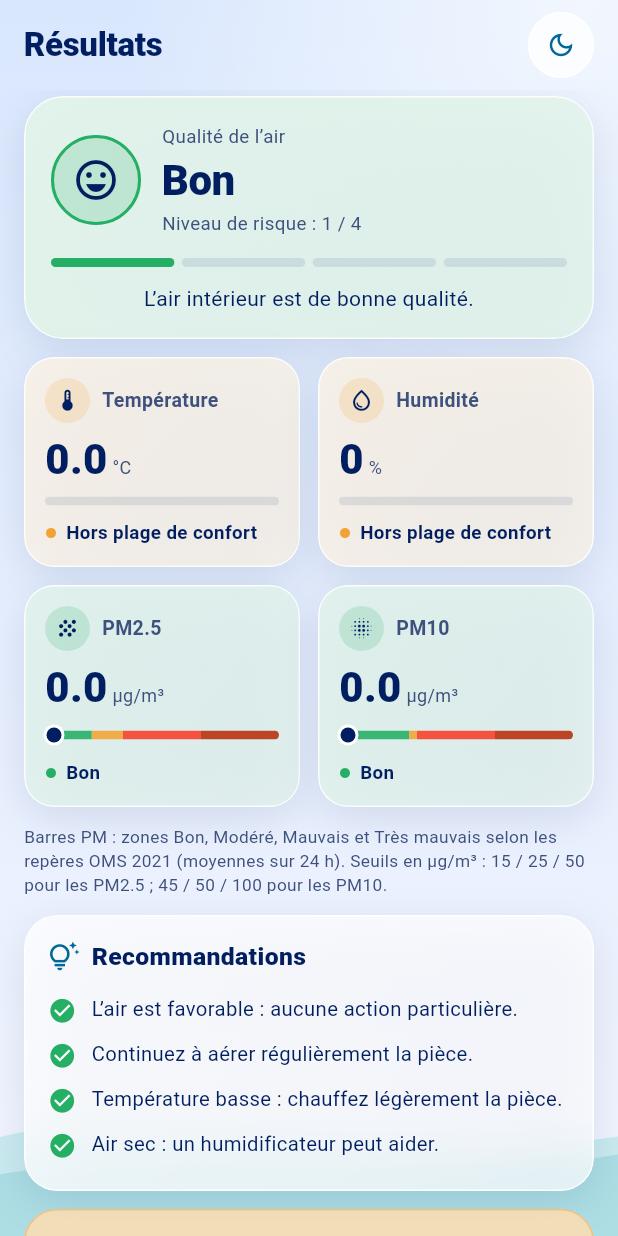
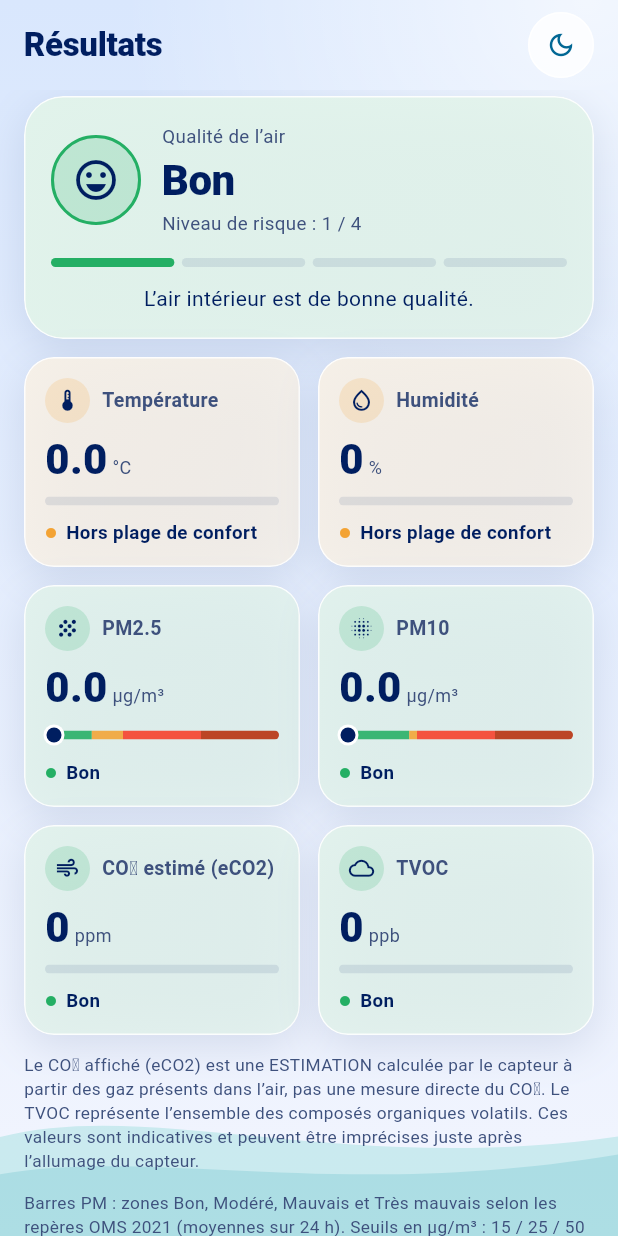
Before and after one commit to imane-chaouqi/air-quality-app, a Flutter app: the ResultScreen screen opened directly with empty values, on a phone screen of 412 x 824 dp. Run offline on Flutter 3.47's test engine with Material 3 defaults, Android fonts, the phone set to English and light mode, and no system bars; our stand-ins replace shared_preferences; accounts and stored records are empty.

Commit message:
Finalize application development

```diff
--- a/lib/models/sensor_model.dart
+++ b/lib/models/sensor_model.dart
@@ -51,10 +51,29 @@ class AirQualityReferences {
   static const double pm10Interim4 = 50;
   static const double pm25Interim2 = 50;
   static const double pm10Interim2 = 100;
+  // Valeurs ANNUELLES OMS 2021 : limite de la zone « bon » pour les profils sensibles.
+  static const double pm25Annual = 5;
+  static const double pm10Annual = 15;
 
   // Plages de confort INDICATIVES propres à l'application (pas des valeurs OMS).
   static const double tempMin = 18, tempMax = 27;
   static const double humMin = 30, humMax = 60;
+
+  // CO2 estimé (eCO2, ppm) : repères de l'agence allemande de l'environnement
+  // (< 1000 : bon ; 1000 à 2000 : modéré ; > 2000 : mauvais). Valeurs indicatives.
+  static const double eco2Good = 1000;
+  static const double eco2Moderate = 2000;
+
+  // TVOC (ppb) : repères provisoires, à confirmer dans la fiche technique du capteur.
+  static const double tvocGood = 220;
+  static const double tvocModerate = 660;
+  static const double tvocPoor = 2200;
+
+  static const String gasDisclaimer =
+      'Le CO₂ affiché (eCO2) est une ESTIMATION calculée par le capteur à partir '
+      'des gaz présents dans l’air, pas une mesure directe du CO₂. Le TVOC '
+      'représente l’ensemble des composés organiques volatils. Ces valeurs sont '
+      'indicatives et peuvent être imprécises juste après l’allumage du capteur.';
 
   static const String disclaimer =
       'Les valeurs de référence OMS 2021 citées sont des moyennes sur 24 heures, '
@@ -72,12 +91,16 @@ class SensorReading {
     required this.pm10,
     required this.timestamp,
     required this.isSimulated,
+    this.tvoc,
+    this.eco2,
   });
 
-  final double temperature; // °C (DHT22)
-  final double humidity; // % (DHT22)
+  final double temperature; // °C (AHT)
+  final double humidity; // % (AHT)
   final double pm25; // µg/m³ (PMS5003)
   final double pm10; // µg/m³ (PMS5003)
+  final double? tvoc; // ppb (ENS160), null si non reçu
+  final double? eco2; // ppm, CO2 estimé (ENS160), null si non reçu
   final DateTime timestamp;
 
   /// true = valeur fictive générée par le mode simulation.
@@ -94,24 +117,38 @@ class SensorInfo {
   static const pms5003 =
       SensorInfo('PMS5003', 'Particules fines PM2.5 et PM10', Icons.grain);
   static const dht22 =
-      SensorInfo('DHT22', 'Température et humidité', Icons.thermostat);
+      SensorInfo('AHT', 'Température et humidité', Icons.thermostat);
+  static const ens160 = SensorInfo('ENS160',
+      'CO₂ estimé (eCO2) et composés organiques volatils (TVOC)', Icons.air);
 }
 
 /// Résultat de l'évaluation d'une mesure.
 class AirQualityAssessment {
   const AirQualityAssessment._({
     required this.level,
+    required this.pmLevel,
     required this.pm25Level,
     required this.pm10Level,
+    required this.eco2Level,
+    required this.tvocLevel,
     required this.temperatureOk,
     required this.humidityOk,
     required this.recommendations,
     required this.exposureAdvice,
   });
 
+  /// Niveau global affiché à l'utilisateur.
   final AirQualityLevel level;
+
+  /// Niveau dû uniquement aux particules.
+  final AirQualityLevel pmLevel;
   final AirQualityLevel pm25Level;
   final AirQualityLevel pm10Level;
+
+  /// Niveaux liés aux gaz (null si la mesure n'est pas disponible).
+  final AirQualityLevel? eco2Level;
+  final AirQualityLevel? tvocLevel;
+
   final bool temperatureOk;
   final bool humidityOk;
   final List<String> recommendations;
@@ -120,12 +157,36 @@ class AirQualityAssessment {
   /// d'établir une durée d'exposition médicalement sûre).
   final String exposureAdvice;
 
+  /// true si les gaz (eCO2 / TVOC) ont relevé le niveau global.
+  bool get gasRaisedLevel => level.index > pmLevel.index;
+
   static AirQualityLevel _levelFor(double v, double g, double i4, double i2) {
     if (v <= g) return AirQualityLevel.good;
     if (v <= i4) return AirQualityLevel.moderate;
     if (v <= i2) return AirQualityLevel.poor;
     return AirQualityLevel.veryPoor;
   }
+
+  static AirQualityLevel _levelForEco2(double v) {
+    if (v <= AirQualityReferences.eco2Good) return AirQualityLevel.good;
+    if (v <= AirQualityReferences.eco2Moderate) return AirQualityLevel.moderate;
+    return AirQualityLevel.poor;
+  }
+
+  static AirQualityLevel _levelForTvoc(double v) {
+    if (v <= AirQualityReferences.tvocGood) return AirQualityLevel.good;
+    if (v <= AirQualityReferences.tvocModerate) return AirQualityLevel.moderate;
+    if (v <= AirQualityReferences.tvocPoor) return AirQualityLevel.poor;
+    return AirQualityLevel.veryPoor;
+  }
+
+  static AirQualityLevel _worst(AirQualityLevel a, AirQualityLevel b) =>
+      a.index >= b.index ? a : b;
+
+  /// Les gaz sont des estimations : ils ne peuvent pas, à eux seuls,
+  /// donner le niveau « très mauvais ».
+  static AirQualityLevel _capAtPoor(AirQualityLevel l) =>
+      l.index > AirQualityLevel.poor.index ? AirQualityLevel.poor : l;
 
   static String _adviceFor(AirQualityLevel level) {
     switch (level) {
@@ -143,12 +204,38 @@ class AirQualityAssessment {
     }
   }
 
-  static AirQualityAssessment evaluate(SensorReading r) {
-    final l25 = _levelFor(r.pm25, AirQualityReferences.pm25Guideline,
-        AirQualityReferences.pm25Interim4, AirQualityReferences.pm25Interim2);
-    final l10 = _levelFor(r.pm10, AirQualityReferences.pm10Guideline,
-        AirQualityReferences.pm10Interim4, AirQualityReferences.pm10Interim2);
-    final level = l25.index >= l10.index ? l25 : l10; // le pire des deux
+  /// [categories] : catégories de l'utilisateur (1 à 4). Si elles sont absentes,
+  /// seuls les particules, la température et l'humidité décident du niveau.
+  /// Catégories 3 et 4 : l'eCO2 peut relever le niveau.
+  /// Catégories 1 et 2 : le TVOC peut relever le niveau.
+  static AirQualityAssessment evaluate(SensorReading r,
+      {List<int>? categories}) {
+    final cats = categories ?? const <int>[];
+    final sensitive = cats.contains(1) || cats.contains(2);
+    final l25 = sensitive
+        ? _levelFor(r.pm25, AirQualityReferences.pm25Annual,
+            AirQualityReferences.pm25Guideline, AirQualityReferences.pm25Interim4)
+        : _levelFor(r.pm25, AirQualityReferences.pm25Guideline,
+            AirQualityReferences.pm25Interim4, AirQualityReferences.pm25Interim2);
+    final l10 = sensitive
+        ? _levelFor(r.pm10, AirQualityReferences.pm10Annual,
+            AirQualityReferences.pm10Guideline, AirQualityReferences.pm10Interim4)
+        : _levelFor(r.pm10, AirQualityReferences.pm10Guideline,
+            AirQualityReferences.pm10Interim4, AirQualityReferences.pm10Interim2);
+    final pmLevel = _worst(l25, l10); // le pire des deux
+
+    final eco2Level = r.eco2 == null ? null : _levelForEco2(r.eco2!);
+    final tvocLevel = r.tvoc == null ? null : _levelForTvoc(r.tvoc!);
+
+
+    var level = pmLevel;
+    if (eco2Level != null && (cats.contains(3) || cats.contains(4))) {
+      level = _worst(level, _capAtPoor(eco2Level));
+    }
+    if (tvocLevel != null && (cats.contains(1) || cats.contains(2))) {
+      level = _worst(level, _capAtPoor(tvocLevel));
+    }
+
     final tOk = r.temperature >= AirQualityReferences.tempMin &&
         r.temperature <= AirQualityReferences.tempMax;
     final hOk = r.humidity >= AirQualityReferences.humMin &&
@@ -176,6 +263,14 @@ class AirQualityAssessment {
         reco.add('En cas de gêne respiratoire, demandez un avis médical.');
         break;
     }
+    if (eco2Level != null && eco2Level.index >= AirQualityLevel.moderate.index) {
+      reco.add('Le CO₂ estimé est élevé : la pièce manque d’air frais. '
+          'Ouvrez une fenêtre quelques minutes.');
+    }
+    if (tvocLevel != null && tvocLevel.index >= AirQualityLevel.moderate.index) {
+      reco.add('Les composés organiques volatils sont élevés : aérez et évitez '
+          'produits ménagers, parfums d’ambiance et aérosols.');
+    }
     if (r.temperature < AirQualityReferences.tempMin) {
       reco.add('Température basse : chauffez légèrement la pièce.');
     } else if (r.temperature > AirQualityReferences.tempMax) {
@@ -189,8 +284,11 @@ class AirQualityAssessment {
 
     return AirQualityAssessment._(
       level: level,
+      pmLevel: pmLevel,
       pm25Level: l25,
       pm10Level: l10,
+      eco2Level: eco2Level,
+      tvocLevel: tvocLevel,
       temperatureOk: tOk,
       humidityOk: hOk,
       recommendations: reco,
--- a/lib/screens/analysis_screen.dart
+++ b/lib/screens/analysis_screen.dart
@@ -24,12 +24,14 @@ class AnalysisScreen extends StatefulWidget {
     this.scenario = SimulationScenario.good,
     this.simulateConnectionError = false,
     this.transport,
+    this.categories,
   });
 
   final bool simulation;
   final SimulationScenario scenario;
   final bool simulateConnectionError;
   final Esp32Transport? transport;
+  final List<int>? categories; // catégories de l'utilisateur (1 à 4)
 
   @override
   State<AnalysisScreen> createState() => _AnalysisScreenState();
@@ -262,7 +264,7 @@ class _AnalysisScreenState extends State<AnalysisScreen> {
             ),
             const SizedBox(height: 8),
             Text(
-              'Acquisition des données du PMS5003 et du DHT22.',
+              'Acquisition des données du PMS5003, de l’AHT et de l’ENS160.',
               textAlign: TextAlign.center,
               style: TextStyle(fontSize: 12.5, color: p.muted),
             ),
@@ -289,6 +291,19 @@ class _AnalysisScreenState extends State<AnalysisScreen> {
         ],
       ),
 
+      SensorStatusTile(
+        info: SensorInfo.ens160,
+        state: _sensorState,
+        provisional: false,
+        metrics: [
+          SensorMetric('CO₂ estimé (eCO2)', _v(r?.eco2, 0), 'ppm'),
+          SensorMetric('TVOC', _v(r?.tvoc, 0), 'ppb'),
+        ],
+      ),
+      if (hasData)
+        Text(AirQualityReferences.gasDisclaimer,
+            style: TextStyle(fontSize: 11.5, color: p.muted, height: 1.35)),
+
       // Bouton d'accès direct à l'analyse complète dès que les mesures sont reçues
       if (hasData)
         CustomButton(
@@ -296,7 +311,7 @@ class _AnalysisScreenState extends State<AnalysisScreen> {
           icon: Icons.analytics_outlined,
           onPressed: () {
             Navigator.of(context).push(
-              MaterialPageRoute(builder: (_) => ResultScreen(reading: r)),
+              MaterialPageRoute(builder: (_) => ResultScreen(reading: r, categories: widget.categories)),
             );
           },
         ),
--- a/lib/screens/profile_analysis_screen.dart
+++ b/lib/screens/profile_analysis_screen.dart
@@ -154,7 +154,7 @@ class ProfileAnalysisScreen extends StatelessWidget {
   List<String> _aides(List<int> categories) {
     final aides = <String>[
       "Elle mesure les particules fines (PM1.0, PM2.5, PM10), la température "
-          "et l'humidité de la pièce.",
+         "et l'humidité de la pièce, et estime le CO₂ et les composés organiques volatils (TVOC).",
     ];
     for (final categorie in categories) {
       if (categorie == 1) {
@@ -288,7 +288,7 @@ class ProfileAnalysisScreen extends StatelessWidget {
                                 );
                               }),
                               const Text(
-                                'Elle ne détecte pas les gaz (CO, CO₂, COV) ni les pollens.',
+                                'Le CO₂ est estimé et non mesuré directement. Elle ne détecte ni le monoxyde de carbone (CO) ni les pollens.',
                                 style: TextStyle(
                                   fontSize: 13,
                                   color: AppColors.texteSecondaire,
@@ -364,7 +364,7 @@ class ProfileAnalysisScreen extends StatelessWidget {
                     onPressed: () {
                       Navigator.push(
                         context,
-                        MaterialPageRoute(builder: (_) => const AnalysisScreen()),
+                        MaterialPageRoute(builder: (_) => AnalysisScreen(categories: categories)),
                       );
                     },
                   ),
--- a/lib/screens/result_screen.dart
+++ b/lib/screens/result_screen.dart
@@ -11,8 +11,9 @@ import '../widgets/simulation_banner.dart';
 
 /// Résultats : mesures, état de l'air, recommandations et conseil d'exposition.
 class ResultScreen extends StatelessWidget {
-  const ResultScreen({super.key, required this.reading});
+  const ResultScreen({super.key, required this.reading, this.categories});
   final SensorReading reading;
+  final List<int>? categories;
 
   String _summary(AirQualityLevel l) {
     switch (l) {
@@ -30,8 +31,10 @@ class ResultScreen extends StatelessWidget {
   @override
   Widget build(BuildContext context) {
     final p = AppPalette.of(context);
-    final a = AirQualityAssessment.evaluate(reading);
+    final a = AirQualityAssessment.evaluate(reading, categories: categories);
     final level = a.level;
+    final sensitive = categories != null &&
+      (categories!.contains(1) || categories!.contains(2));
     final lc = AppColors.level(level);
     const ok = AppColors.good;
     const warn = AppColors.amber;
@@ -132,11 +135,15 @@ class ResultScreen extends StatelessWidget {
           color: AppColors.level(a.pm25Level),
           ratio: reading.pm25 / AirQualityReferences.pm25Interim2,
           numericValue: reading.pm25,
-          thresholds: const GaugeThresholds(
-            AirQualityReferences.pm25Guideline,
-            AirQualityReferences.pm25Interim4,
-            AirQualityReferences.pm25Interim2,
-          ),
+          thresholds: sensitive
+              ? const GaugeThresholds(
+                  AirQualityReferences.pm25Annual,
+                  AirQualityReferences.pm25Guideline,
+                  AirQualityReferences.pm25Interim4)
+              : const GaugeThresholds(
+                  AirQualityReferences.pm25Guideline,
+                  AirQualityReferences.pm25Interim4,
+                  AirQualityReferences.pm25Interim2),
           statusText: a.pm25Level.label,
         ),
         MeasureCard(
@@ -147,14 +154,52 @@ class ResultScreen extends StatelessWidget {
           color: AppColors.level(a.pm10Level),
           ratio: reading.pm10 / AirQualityReferences.pm10Interim2,
           numericValue: reading.pm10,
-          thresholds: const GaugeThresholds(
-            AirQualityReferences.pm10Guideline,
-            AirQualityReferences.pm10Interim4,
-            AirQualityReferences.pm10Interim2,
-          ),
+          thresholds: sensitive
+              ? const GaugeThresholds(
+                  AirQualityReferences.pm10Annual,
+                  AirQualityReferences.pm10Guideline,
+                  AirQualityReferences.pm10Interim4)
+              : const GaugeThresholds(
+                  AirQualityReferences.pm10Guideline,
+                  AirQualityReferences.pm10Interim4,
+                  AirQualityReferences.pm10Interim2),
           statusText: a.pm10Level.label,
         ),
       ),
+
+      if (reading.eco2 != null || reading.tvoc != null)
+        pair(
+          MeasureCard(
+            label: 'CO₂ estimé (eCO2)',
+            value: reading.eco2 == null ? '—' : fmt(reading.eco2!),
+            unit: 'ppm',
+            icon: Icons.air,
+            color: a.eco2Level == null
+                ? Colors.grey
+                : AppColors.level(a.eco2Level!),
+            ratio: reading.eco2 == null
+                ? null
+                : reading.eco2! / AirQualityReferences.eco2Moderate,
+            statusText: a.eco2Level?.label ?? 'Non mesuré',
+          ),
+          MeasureCard(
+            label: 'TVOC',
+            value: reading.tvoc == null ? '—' : fmt(reading.tvoc!),
+            unit: 'ppb',
+            icon: Icons.cloud_outlined,
+            color: a.tvocLevel == null
+                ? Colors.grey
+                : AppColors.level(a.tvocLevel!),
+            ratio: reading.tvoc == null
+                ? null
+                : reading.tvoc! / AirQualityReferences.tvocPoor,
+            statusText: a.tvocLevel?.label ?? 'Non mesuré',
+          ),
+        ),
+      if (reading.eco2 != null || reading.tvoc != null)
+        Text(AirQualityReferences.gasDisclaimer,
+            style: TextStyle(fontSize: 11.5, color: p.muted, height: 1.35)),
+
       Text(
         'Barres PM : zones Bon, Modéré, Mauvais et Très mauvais selon les repères '
         'OMS 2021 (moyennes sur 24 h). Seuils en µg/m³ : '
@@ -164,6 +209,13 @@ class ResultScreen extends StatelessWidget {
         '${fmt(AirQualityReferences.pm10Interim2)} pour les PM10.',
         style: TextStyle(fontSize: 11.5, color: p.muted, height: 1.35),
       ),
+      if (sensitive)
+        Text(
+          'Votre profil étant plus sensible, les zones des barres PM sont plus '
+          'strictes : « Bon » correspond aux valeurs annuelles recommandées par '
+          'l’OMS (5 µg/m³ pour les PM2.5, 15 µg/m³ pour les PM10).',
+          style: TextStyle(fontSize: 11.5, color: p.muted, height: 1.35),
+        ),
       // Recommandations
       GlassCard(
         padding: const EdgeInsets.all(16),
--- a/lib/services/http_esp32_transport.dart
+++ b/lib/services/http_esp32_transport.dart
@@ -89,11 +89,20 @@ class HttpEsp32Transport implements Esp32Transport {
           throw const FormatException('Champ de mesure MQTT absent');
         }
 
+        double? optionalNumber(String key) {
+          final value = json[key];
+          if (value is num) return value.toDouble();
+          if (value is String) return double.tryParse(value);
+          return null;
+        }
+
         final reading = SensorReading(
           temperature: mqttNumber('temperature', ['temp', 'temperature_c']),
           humidity: mqttNumber('humidity', ['hum']),
           pm25: mqttNumber('pm25', ['pm2.5', 'pm2_5']),
           pm10: mqttNumber('pm10'),
+          tvoc: optionalNumber('tvoc'),
+          eco2: optionalNumber('eco2'),
           timestamp:
               DateTime.tryParse(json['timestamp']?.toString() ?? '') ??
               DateTime.now(),
```
Also changed, not shown: 1 other file.
